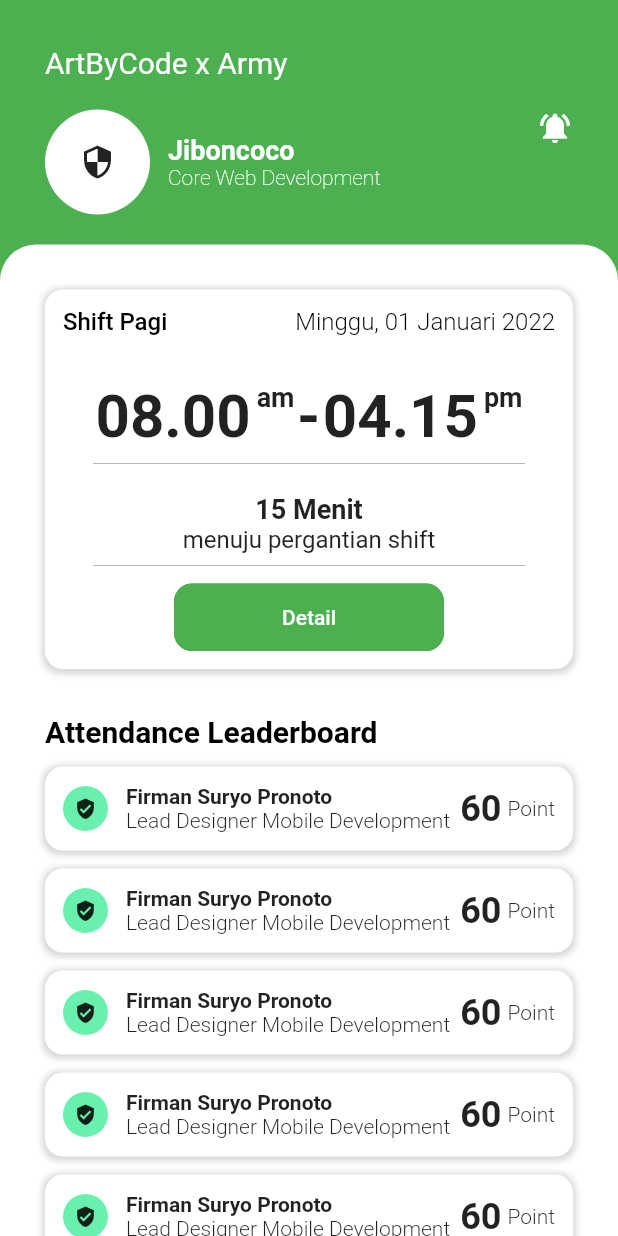
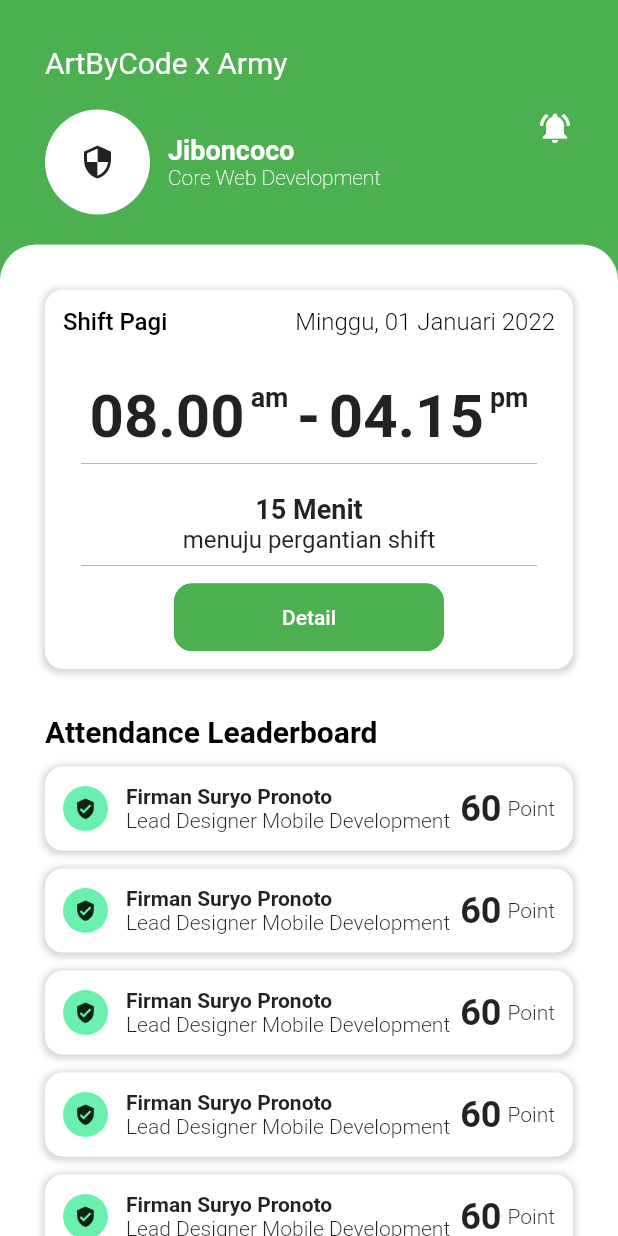
Before and after one commit to Rizqidoet/absensi, a Flutter app: the screen it shows after launch, on a phone screen of 412 x 824 dp. Run offline on Flutter 3.47's test engine with Material 2 defaults, Android fonts, the phone set to English and light mode, and no system bars.

Commit message:
first commit

```diff
--- a/lib/sign_in_page.dart
+++ b/lib/sign_in_page.dart
@@ -131,7 +131,7 @@ class SigninPage extends StatelessWidget {
                     ),
                   ),
                   Container(
-                    padding: EdgeInsets.symmetric(horizontal: 20),
+                    padding: EdgeInsets.symmetric(horizontal: 12),
                     margin: EdgeInsets.only(top: 30),
                     child: Column(
                       children: [
```
